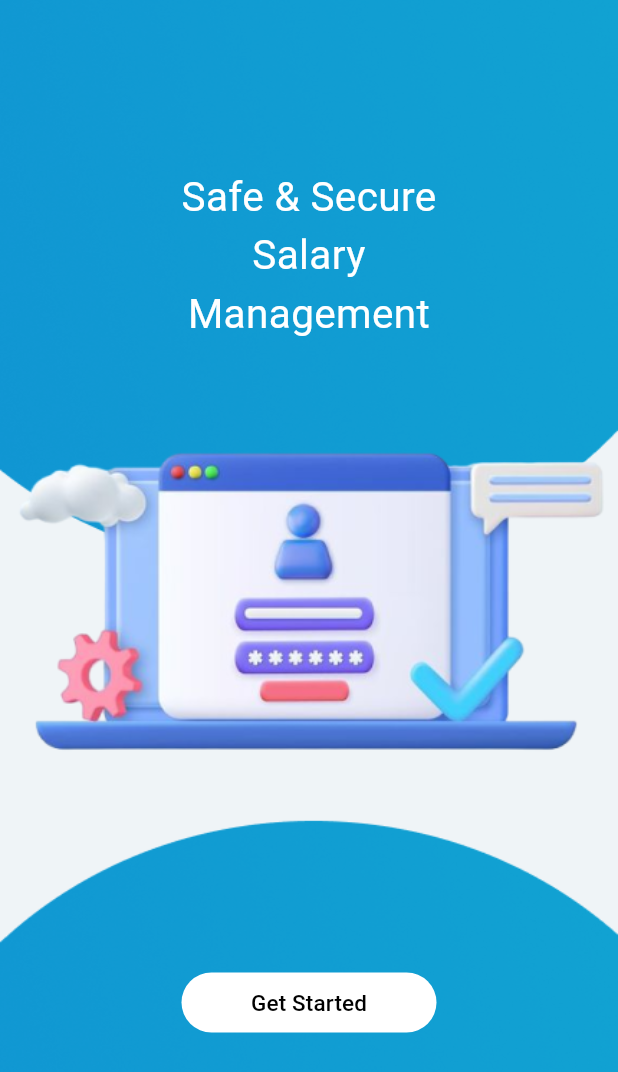
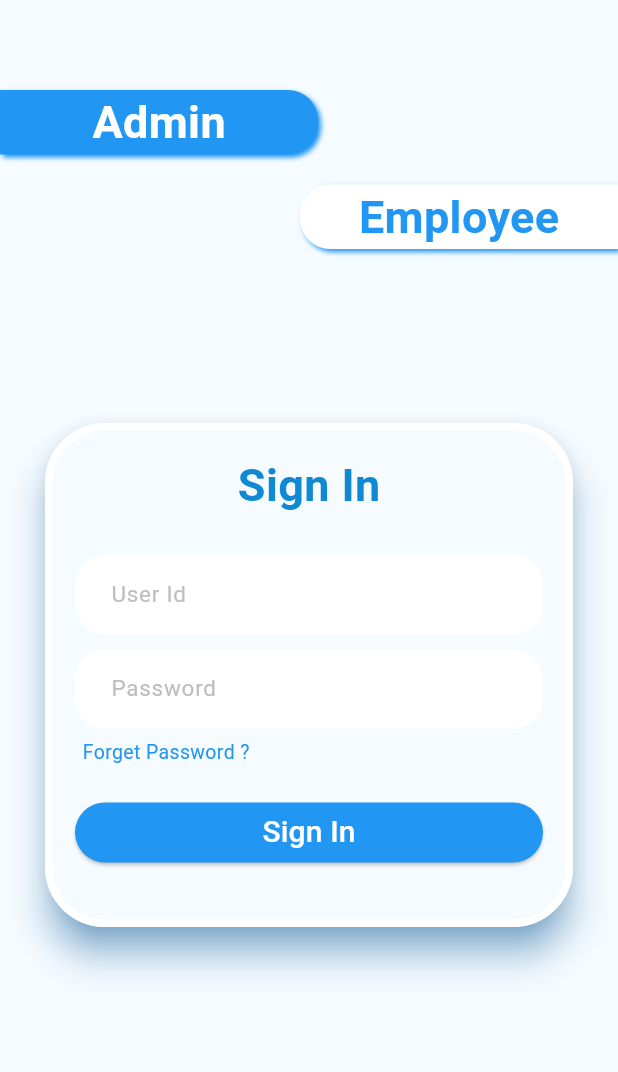
Before and after one commit to Yash-chotaliya/HackTheSpring, a Flutter app: the screen it shows after launch, after a tap on "Next", after a tap on "Get Started", on a phone screen of 412 x 824 dp. Shown: the top 1072 px of the screen. Run offline on Flutter 3.47's test engine with Material 3 defaults, Android fonts, the phone set to English and light mode, and no system bars; our stand-ins replace firebase_core; accounts and stored records are empty.

Commit message:
signin form created for employee

```diff
--- /dev/null
+++ b/lib/components/custom_button.dart
@@ -0,0 +1,35 @@
+import 'package:flutter/material.dart';
+
+class CustomButton extends StatelessWidget{
+  final Function()? onTap;
+  final String btnTxt;
+
+  const CustomButton({
+    super.key,
+    required this.onTap,
+    required this.btnTxt
+  });
+
+  @override
+  Widget build(BuildContext context) {
+    return Container(
+      width: double.maxFinite,
+      margin: const EdgeInsets.only(left: 20, right: 20, top: 20, bottom: 10),
+      child: ElevatedButton(
+          onPressed: onTap,
+          style: ButtonStyle(
+              backgroundColor: MaterialStateProperty.all<Color>(Colors.blue),
+              shape: MaterialStateProperty.all<RoundedRectangleBorder>(
+                  RoundedRectangleBorder(
+                      borderRadius: BorderRadius.circular(40),
+                  )
+              )
+          ),
+          child: Text(
+              btnTxt,
+            style: const TextStyle(color: Colors.white, fontSize: 20),
+          )
+      ),
+    );
+  }
+}
--- /dev/null
+++ b/lib/components/custom_color.dart
@@ -0,0 +1,8 @@
+import 'dart:ui';
+
+class CustomColor{
+  Color textFieldTxtColor = const Color(0xFF000000);
+  Color textFieldHintTextColor = const Color(0xFFBDBDBD);
+
+  Color authBackgroundColor = const Color(0xfff5fbff);
+}
--- /dev/null
+++ b/lib/components/custom_textfield.dart
@@ -0,0 +1,43 @@
+import 'package:flutter/material.dart';
+import 'package:hack_the_spring/components/custom_color.dart';
+
+class CustomTextField extends StatelessWidget{
+  final String hint;
+  final TextEditingController controller;
+  final TextInputType keyboardType;
+
+  const CustomTextField({
+    super.key,
+    required this.hint,
+    required this.controller,
+    required this.keyboardType
+  });
+
+  @override
+  Widget build(BuildContext context) {
+    return Container(
+      margin: const EdgeInsets.symmetric(horizontal: 20, vertical: 5),
+      child: TextField(
+        controller: controller,
+        keyboardType: keyboardType,
+        cursorColor: Colors.black,
+        style: TextStyle(color: CustomColor().textFieldTxtColor, fontSize: 15),
+        decoration: InputDecoration(
+          filled: true,
+          fillColor: Colors.white,
+          border: OutlineInputBorder(
+            borderRadius: BorderRadius.circular(20),
+            borderSide: const BorderSide(
+              width: 0,
+              style: BorderStyle.none,
+            ),
+          ),
+          contentPadding: const EdgeInsets.symmetric(horizontal: 20, vertical: 15),
+          hintText: hint,
+          hintStyle: TextStyle(color: CustomColor().textFieldHintTextColor,fontSize: 15),
+        ),
+      ),
+    );
+  }
+
+}
--- /dev/null
+++ b/lib/employee/employee_signin.dart
@@ -0,0 +1,130 @@
+import 'package:flutter/material.dart';
+import 'package:hack_the_spring/components/custom_button.dart';
+import 'package:hack_the_spring/components/custom_color.dart';
+import 'package:hack_the_spring/components/custom_textfield.dart';
+
+class EmployeeSignIn extends StatefulWidget{
+  const EmployeeSignIn({super.key});
+
+  @override
+  State<EmployeeSignIn> createState() => _EmployeeSignInState();
+}
+
+class _EmployeeSignInState extends State<EmployeeSignIn> {
+
+  var userIdController = TextEditingController();
+  var passwordController = TextEditingController();
+  var errorMessage = "";
+
+  @override
+  Widget build(BuildContext context) {
+    return Scaffold(
+      body: Container(
+        color: CustomColor().authBackgroundColor,
+        child: Column(
+          mainAxisAlignment: MainAxisAlignment.spaceBetween,
+          crossAxisAlignment: CrossAxisAlignment.center,
+          children: [
+            Container(
+              width: double.maxFinite,
+              margin: const EdgeInsets.only(top: 50),
+              child: Column(
+                crossAxisAlignment: CrossAxisAlignment.stretch,
+                children: [
+                  Container(
+                    decoration: const BoxDecoration(
+                      color: Colors.blue,
+                        boxShadow: [
+                          BoxShadow(
+                            color: Colors.blue,
+                            offset: Offset(2.0, 2.0),
+                            blurRadius: 2.0,
+                            spreadRadius: 0.0,
+                          ),
+                        ],
+                      borderRadius: BorderRadius.only(topRight: Radius.circular(20), bottomRight: Radius.circular(20))
+                    ),
+                    margin: const EdgeInsets.only(top: 10, bottom: 10, right: 200),
+                    alignment: AlignmentDirectional.center,
+                    width: 200,
+                    child: const Text("Admin", style: TextStyle(color: Colors.white, fontSize: 30, fontWeight: FontWeight.w700),),
+                  ),
+                  Container(
+                    decoration: const BoxDecoration(
+                        boxShadow: [
+                          BoxShadow(
+                            color: Colors.blue,
+                            offset: Offset(2.0, 2.0),
+                            blurRadius: 2.0,
+                            spreadRadius: 0.0,
+                          ),
+                        ],
+                        color: Colors.white,
+                        borderRadius: BorderRadius.only(topLeft: Radius.circular(20), bottomLeft: Radius.circular(20))
+                    ),
+                    margin: const EdgeInsets.only(top: 10, bottom: 10, left: 200),
+                    alignment: AlignmentDirectional.center,
+                    width: 200,
+                    child: const Text("Employee", style: TextStyle(color: Colors.blue, fontSize: 30, fontWeight: FontWeight.w700),),
+                  )
+                ],
+              ),
+            ),
+            Card(
+              elevation: 10,
+              surfaceTintColor: CustomColor().authBackgroundColor,
+              color: CustomColor().authBackgroundColor,
+              shadowColor: Colors.blue,
+              shape: RoundedRectangleBorder(
+                side: const BorderSide(color: Colors.white, width: 5),
+                borderRadius: BorderRadius.circular(40),
+              ),
+              margin: const EdgeInsets.symmetric(horizontal: 30),
+              child: Column(
+                crossAxisAlignment: CrossAxisAlignment.center,
+                children: [
+                  Container(
+                    margin: const EdgeInsets.only(top: 20, bottom: 20),
+                    child: const Text(
+                      "Sign In",
+                      style: TextStyle(
+                          color: Color(0xFF1089D3),
+                          fontSize: 30,
+                          fontWeight: FontWeight.w700
+                      ),
+                    ),
+                  ),
+                  CustomTextField(hint: "User Id", controller: userIdController, keyboardType: TextInputType.text),
+                  CustomTextField(hint: "Password", controller: passwordController, keyboardType: TextInputType.text),
+                  Container(
+                      width: double.maxFinite,
+                      margin: const EdgeInsets.only(top: 1,left: 25, right: 25),
+                      child: InkWell(
+                        onTap: (){
+
+                        },
+                          child: const Text("Forget Password ?", style: TextStyle(color: Colors.blue, fontSize: 13))
+                      ),
+                  ),
+                  CustomButton(
+                      onTap: (){
+
+                      },
+                      btnTxt: "Sign In"
+                  ),
+                  Text(errorMessage,style: TextStyle(fontSize: 13, color: Colors.red)),
+                  SizedBox(height: 10)
+                ],
+              ),
+            ),
+            Container(
+              width: double.maxFinite,
+              height: 100,
+              color: CustomColor().authBackgroundColor,
+            )
+          ],
+        ),
+      )
+    );
+  }
+}
--- a/lib/landing_page2.dart
+++ b/lib/landing_page2.dart
@@ -1,5 +1,5 @@
-import 'package:flutter/cupertino.dart';
 import 'package:flutter/material.dart';
+import 'package:hack_the_spring/employee/employee_signin.dart';
 
 class LandingPage2 extends StatelessWidget{
   const LandingPage2({super.key});
@@ -31,7 +31,7 @@ class LandingPage2 extends StatelessWidget{
               padding: const EdgeInsets.only(bottom: 100),
               child: TextButton(
                 onPressed: (){
-
+                  Navigator.pushReplacement(context, MaterialPageRoute(builder: (context) => const EmployeeSignIn()));
                 },
                 style: ElevatedButton.styleFrom(
                   backgroundColor: Colors.white,
--- a/lib/main.dart
+++ b/lib/main.dart
@@ -63,9 +63,7 @@ class LandingPage1 extends StatelessWidget{
               padding: const EdgeInsets.only(bottom: 100),
               child: TextButton(
                 onPressed: (){
-                  Navigator.pushReplacement(context, MaterialPageRoute(
-                    builder: (BuildContext context) => const LandingPage2(),
-                  ));
+                  Navigator.pushReplacement(context, MaterialPageRoute(builder: (context) => const LandingPage2()));
                 },
                 style: ElevatedButton.styleFrom(
                   backgroundColor: Colors.white,
```
